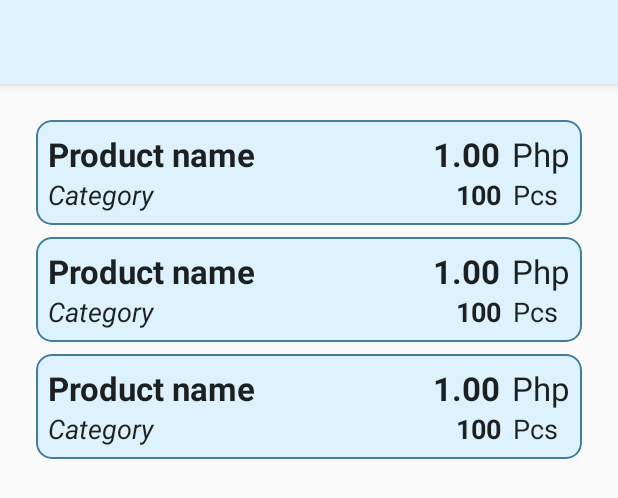
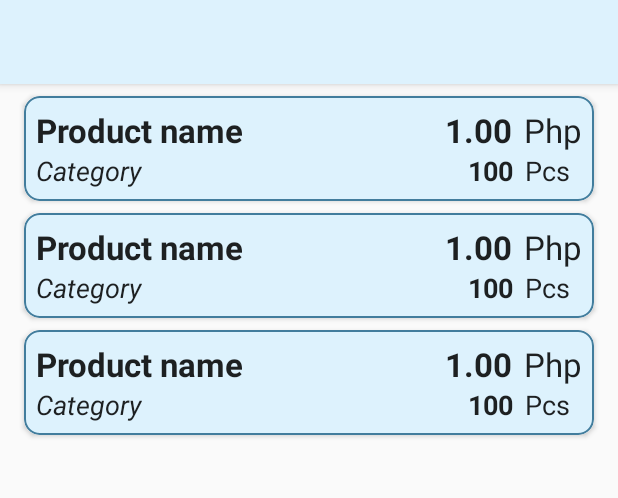
Before and after one commit to ahmedjamion/SimpleStock, an Android app: the layout activity_product.xml on its own in the app's theme, with its tools: preview values and no code run, on a phone screen of 412 x 824 dp. Shown: the top 498 px of the screen. Run offline under Robolectric (Android 15) with nearby library versions, the phone set to English and light mode, and no system bars.

Commit message:
added limit to input length on price and quantity and minor ui fix

```diff
--- a/app/src/main/res/layout/activity_create_product.xml
+++ b/app/src/main/res/layout/activity_create_product.xml
@@ -37,6 +37,7 @@
             android:gravity="center"
             android:background="@drawable/custom_edittext"
             android:hint="Product Price"
+            android:maxLength="4"
             android:inputType="numberDecimal" />
 
         <EditText
@@ -48,6 +49,7 @@
             android:gravity="center"
             android:background="@drawable/custom_edittext"
             android:hint="Product Quantity"
+            android:maxLength="4"
             android:inputType="number" />
 
         <Button
--- a/app/src/main/res/layout/activity_product.xml
+++ b/app/src/main/res/layout/activity_product.xml
@@ -17,7 +17,8 @@
         android:id="@+id/recycler_view_product"
         android:layout_width="0dp"
         android:layout_height="0dp"
-        android:padding="16dp"
+        android:paddingStart="8dp"
+        android:paddingEnd="8dp"
         app:layout_constraintBottom_toBottomOf="parent"
         app:layout_constraintEnd_toEndOf="parent"
         app:layout_constraintStart_toStartOf="parent"
--- a/app/src/main/res/layout/activity_product_view.xml
+++ b/app/src/main/res/layout/activity_product_view.xml
@@ -56,6 +56,7 @@
                 android:layout_toStartOf="@id/button_update_price"
                 android:background="@drawable/custom_edittext"
                 android:hint="New Price"
+                android:maxLength="4"
                 android:inputType="numberDecimal"
                 android:maxLines="1" />
 
@@ -69,6 +70,7 @@
                 android:layout_toStartOf="@id/button_update_quantity"
                 android:background="@drawable/custom_edittext"
                 android:hint="New Quantity"
+                android:maxLength="4"
                 android:inputType="number"
                 android:maxLines="1" />
 
@@ -111,6 +113,7 @@
                 android:layout_toStartOf="@id/button_add_to_quantity"
                 android:background="@drawable/custom_edittext"
                 android:hint="Add to Quantity"
+                android:maxLength="4"
                 android:inputType="number"
                 android:maxLines="1" />
 
@@ -134,6 +137,7 @@
                 android:layout_toStartOf="@id/button_deduct_from_quantity"
                 android:background="@drawable/custom_edittext"
                 android:hint="Deduct from Quantity"
+                android:maxLength="4"
                 android:inputType="number"
                 android:maxLines="1" />
 
```
